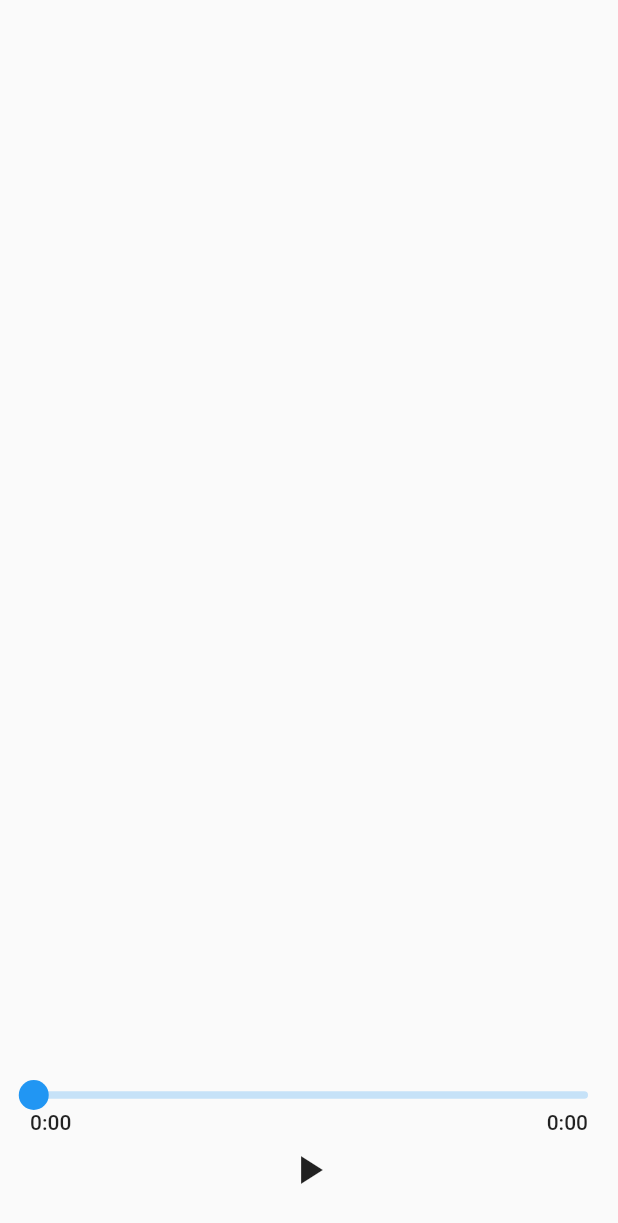
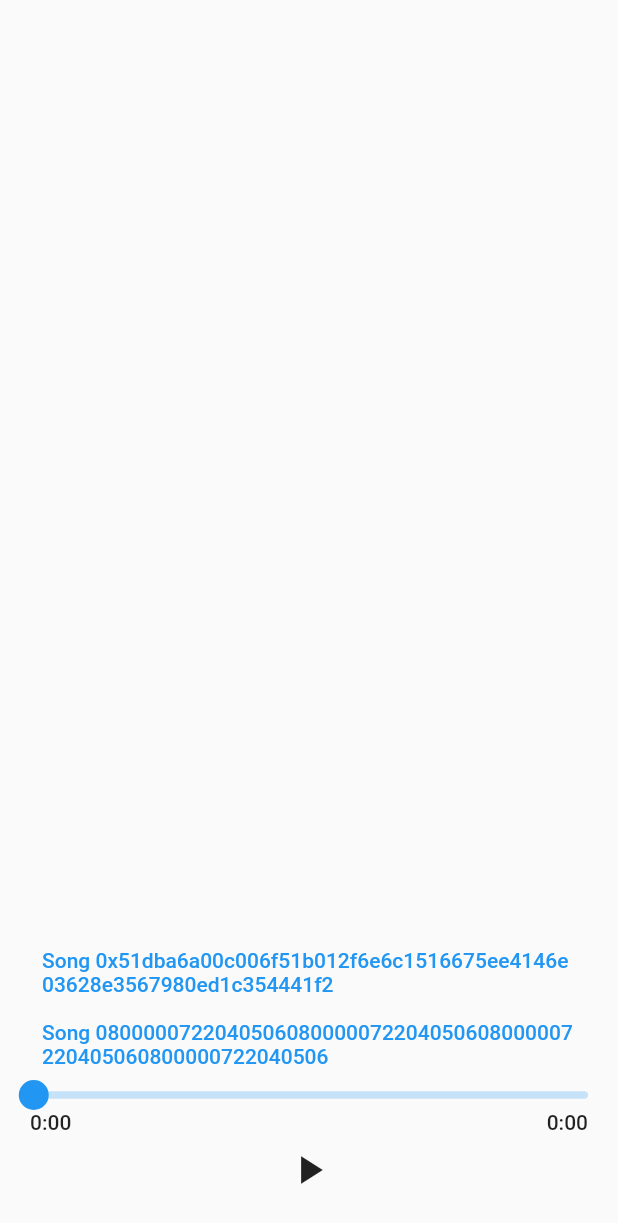
Before and after one commit to TangleTunes/listener, a Flutter app: the screen it shows after launch, after a tap on the "play arrow" icon, on a phone screen of 412 x 824 dp. Shown: the top 1223 px of the screen. Run offline on Flutter 3.47's test engine with Material 2 defaults, Android fonts, the phone set to English and light mode, and no system bars; drawn by our look-alikes of audio_video_progress_bar; our stand-ins replace just_audio; missing offline and left inert: web3dart.

Commit message:
allow to change songs protoype

```diff
--- a/lib/audio_player/custom_audio_source.dart
+++ b/lib/audio_player/custom_audio_source.dart
@@ -13,12 +13,12 @@ class MyCustomSource extends StreamAudioSource {
   late DistributorContact distributorContact;
   late List<Uint8List> storedChunks;
   late List<bool> isChunkCached;
-  final int chunkSize = 32766;
+  final int chunkSize = 35000;
   late int fileSize;
   late ChunkStreamCreator chunkStream;
   AudioPlayer audioPlayer;
 
-  MyCustomSource(this.songIdentifier, this.audioPlayer) {
+  MyCustomSource(this.songIdentifier, this.audioPlayer, this.fileSize) {
     distributorContact = DistributorContact(songIdentifier);
     distributorContact.initialize();
     chunkStream = ChunkStreamCreator(
@@ -26,7 +26,6 @@ class MyCustomSource extends StreamAudioSource {
   }
 
   void initialze() async {
-    fileSize = await distributorContact.giveMeFileSize();
     storedChunks = List.filled(fileSize ~/ chunkSize + 1,
         Uint8List.fromList(List.filled(chunkSize, 0)));
     isChunkCached = List.filled(fileSize ~/ chunkSize + 1, false);
@@ -35,7 +34,6 @@ class MyCustomSource extends StreamAudioSource {
   @override
   Future<StreamAudioResponse> request([int? start, int? end]) async {
     numberOfStreams.i++;
-    int fileSize = await distributorContact.giveMeFileSize();
     start ??= 0;
     end ??= fileSize;
     Stream<Uint8List> stream = chunkStream
--- a/lib/page_manager.dart
+++ b/lib/audio_player/playback.dart
@@ -1,20 +1,21 @@
 import 'package:flutter/material.dart';
 import 'package:just_audio/just_audio.dart';
-import 'audio_player/custom_audio_source.dart';
+import 'custom_audio_source.dart';
 
-class PageManager {
+class Playback {
   late AudioPlayer _audioPlayer;
-  PageManager() {
+  Playback() {
     _init();
   }
+  void setAudio(String songIdentifier, int sizeInBytes) async {
+    final streamAudioSource =
+        MyCustomSource(songIdentifier, _audioPlayer, sizeInBytes);
+    streamAudioSource.initialze();
+    await _audioPlayer.setAudioSource(streamAudioSource, preload: false);
+  }
+
   void _init() async {
     _audioPlayer = AudioPlayer();
-    final streamAudioSource = MyCustomSource(
-        '0800000722040506080000072204050608000007220405060800000722040506',
-        _audioPlayer);
-    streamAudioSource.initialze();
-    await _audioPlayer.setAudioSource(streamAudioSource, preload: false);
-
     _audioPlayer.playerStateStream.listen((playerState) {
       final isPlaying = playerState.playing;
       final processingState = playerState.processingState;
--- a/lib/main.dart
+++ b/lib/main.dart
@@ -1,6 +1,6 @@
 import 'package:flutter/material.dart';
 import 'package:audio_video_progress_bar/audio_video_progress_bar.dart';
-import 'page_manager.dart';
+import 'audio_player/playback.dart';
 
 void main() => runApp(const MyApp());
 
@@ -12,12 +12,12 @@ class MyApp extends StatefulWidget {
 }
 
 class _MyAppState extends State<MyApp> {
-  late final PageManager _pageManager;
+  late final Playback _playback;
 
   @override
   void initState() {
     super.initState();
-    _pageManager = PageManager();
+    _playback = Playback();
   }
 
   @override
@@ -29,11 +29,37 @@ class _MyAppState extends State<MyApp> {
           child: Column(
             children: [
               const Spacer(),
+              TextButton(
+                style: ButtonStyle(
+                  foregroundColor:
+                      MaterialStateProperty.all<Color>(Colors.blue),
+                ),
+                onPressed: () {
+                  _playback.setAudio(
+                      "0x51dba6a00c006f51b012f6e6c1516675ee4146e03628e3567980ed1c354441f2",
+                      2034553);
+                },
+                child: Text(
+                    'Song 0x51dba6a00c006f51b012f6e6c1516675ee4146e03628e3567980ed1c354441f2'),
+              ),
+              TextButton(
+                style: ButtonStyle(
+                  foregroundColor:
+                      MaterialStateProperty.all<Color>(Colors.blue),
+                ),
+                onPressed: () {
+                  _playback.setAudio(
+                      "0800000722040506080000072204050608000007220405060800000722040506",
+                      2113939);
+                },
+                child: Text(
+                    'Song 0800000722040506080000072204050608000007220405060800000722040506'),
+              ),
               ValueListenableBuilder<ProgressBarState>(
-                valueListenable: _pageManager.progressNotifier,
+                valueListenable: _playback.progressNotifier,
                 builder: (_, value, __) {
                   return ProgressBar(
-                    onSeek: _pageManager.seek,
+                    onSeek: _playback.seek,
                     progress: value.current,
                     buffered: value.buffered,
                     total: value.total,
@@ -41,7 +67,7 @@ class _MyAppState extends State<MyApp> {
                 },
               ),
               ValueListenableBuilder<ButtonState>(
-                valueListenable: _pageManager.buttonNotifier,
+                valueListenable: _playback.buttonNotifier,
                 builder: (_, value, __) {
                   switch (value) {
                     case ButtonState.loading:
@@ -55,13 +81,13 @@ class _MyAppState extends State<MyApp> {
                       return IconButton(
                         icon: const Icon(Icons.play_arrow),
                         iconSize: 32.0,
-                        onPressed: _pageManager.play,
+                        onPressed: _playback.play,
                       );
                     case ButtonState.playing:
                       return IconButton(
                         icon: const Icon(Icons.pause),
                         iconSize: 32.0,
-                        onPressed: _pageManager.pause,
+                        onPressed: _playback.pause,
                       );
                   }
                 },
@@ -75,7 +101,7 @@ class _MyAppState extends State<MyApp> {
 
   @override
   void dispose() {
-    _pageManager.dispose();
+    _playback.dispose();
     super.dispose();
   }
 }
```
